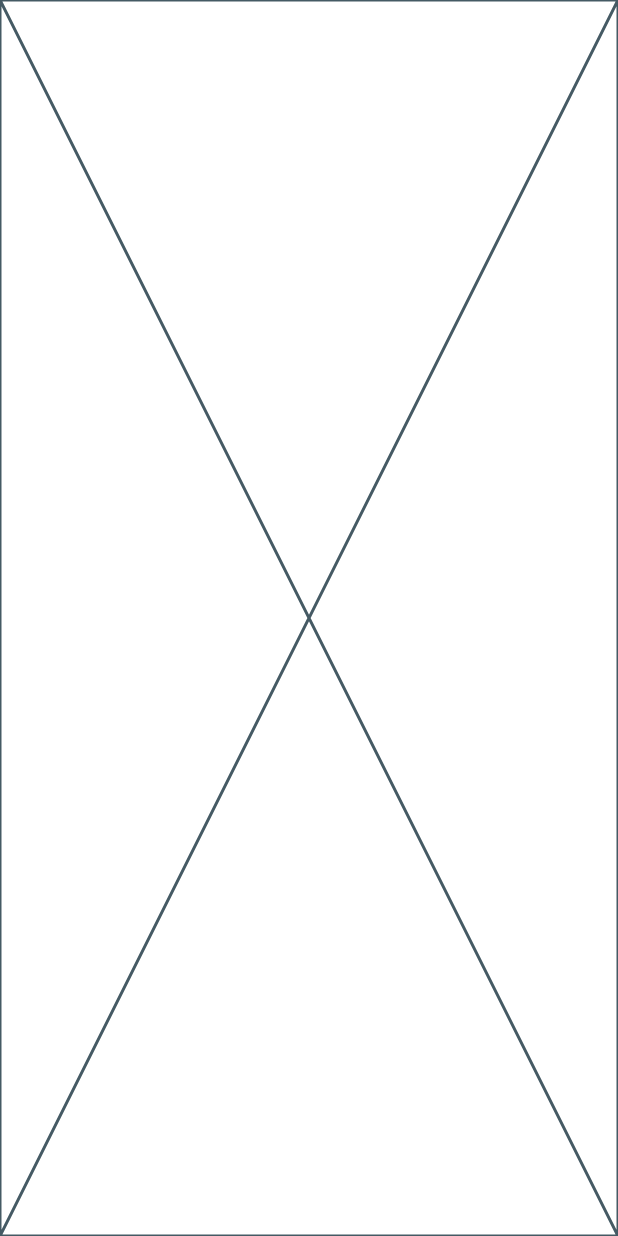
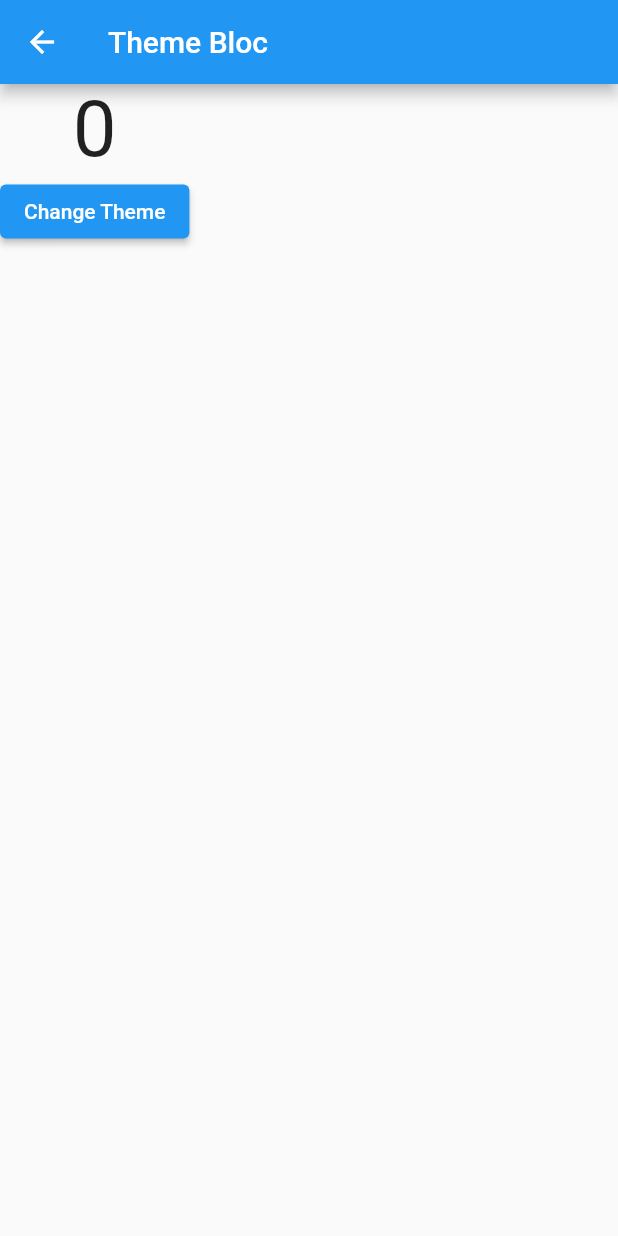
Before and after one commit to mshivkumar/flutter_bloc, a Flutter app: the screen it shows after launch, after a tap on "Theme-Bloc", on a phone screen of 412 x 824 dp. Run offline on Flutter 3.47's test engine with Material 2 defaults, Android fonts, the phone set to English and light mode, and no system bars; our stand-ins replace bloc, equatable, flutter_bloc.

Commit message:
theme bloc app

```diff
--- /dev/null
+++ b/lib/Theme-Bloc/bloc/theme/theme_bloc.dart
@@ -0,0 +1,27 @@
+import 'dart:async';
+
+import 'package:bloc/bloc.dart';
+import 'package:equatable/equatable.dart';
+
+part 'theme_event.dart';
+
+part 'theme_state.dart';
+
+class ThemeBloc extends Bloc<ThemeEvent, ThemeState> {
+  ThemeBloc() : super(ThemeState.initial()) {
+    on<ChangeThemeEvent>((event, emit) {
+      if (state.counter % 2 == 0) {
+        emit(state.copyWith(appTheme: AppTheme.light));
+      } else {
+        emit(state.copyWith(appTheme: AppTheme.dark));
+      }
+    });
+
+    on<IncrementCounterEvent>(_incrementCounter);
+  }
+
+  void _incrementCounter(
+      IncrementCounterEvent event, Emitter<ThemeState> emit) {
+    emit(state.copyWith(counter: state.counter + 1));
+  }
+}
--- /dev/null
+++ b/lib/Theme-Bloc/bloc/theme/theme_event.dart
@@ -0,0 +1,12 @@
+part of 'theme_bloc.dart';
+
+abstract class ThemeEvent extends Equatable {
+  const ThemeEvent();
+
+  @override
+  List<Object> get props => [];
+}
+
+class ChangeThemeEvent extends ThemeEvent {}
+
+class IncrementCounterEvent extends ThemeEvent {}
--- /dev/null
+++ b/lib/Theme-Bloc/bloc/theme/theme_state.dart
@@ -0,0 +1,64 @@
+part of 'theme_bloc.dart';
+
+enum AppTheme { light, dark }
+
+class ThemeState extends Equatable {
+  final AppTheme appTheme;
+  final int counter;
+
+  @override
+  List<Object> get props => [appTheme, counter];
+
+//<editor-fold desc="Data Methods">
+
+  const ThemeState({
+    required this.appTheme,
+    required this.counter,
+  });
+
+  factory ThemeState.initial() {
+    return const ThemeState(appTheme: AppTheme.light, counter: 0);
+  }
+
+  @override
+  bool operator ==(Object other) =>
+      identical(this, other) ||
+      (other is ThemeState &&
+          runtimeType == other.runtimeType &&
+          appTheme == other.appTheme &&
+          counter == other.counter);
+
+  @override
+  int get hashCode => appTheme.hashCode ^ counter.hashCode;
+
+  @override
+  String toString() {
+    return 'ThemeState{ appTheme: $appTheme, counter: $counter,}';
+  }
+
+  ThemeState copyWith({
+    AppTheme? appTheme,
+    int? counter,
+  }) {
+    return ThemeState(
+      appTheme: appTheme ?? this.appTheme,
+      counter: counter ?? this.counter,
+    );
+  }
+
+  Map<String, dynamic> toMap() {
+    return {
+      'appTheme': appTheme,
+      'counter': counter,
+    };
+  }
+
+  factory ThemeState.fromMap(Map<String, dynamic> map) {
+    return ThemeState(
+      appTheme: map['appTheme'] as AppTheme,
+      counter: map['counter'] as int,
+    );
+  }
+
+//</editor-fold>
+}
--- a/lib/Theme-Bloc/screens/theme_bloc_home_page.dart
+++ b/lib/Theme-Bloc/screens/theme_bloc_home_page.dart
@@ -1,11 +1,35 @@
 import 'package:flutter/material.dart';
+import 'package:flutter_bloc/flutter_bloc.dart';
+
+import '../bloc/theme/theme_bloc.dart';
 
 class ThemeBlocHomePage extends StatelessWidget {
   static const routeName = '/theme-bloc-home-page';
+
   const ThemeBlocHomePage({Key? key}) : super(key: key);
 
   @override
   Widget build(BuildContext context) {
-    return const Placeholder();
+    return Scaffold(
+      appBar: AppBar(
+        title: const Text('Theme Bloc'),
+      ),
+      body: Column(
+        mainAxisSize: MainAxisSize.min,
+        children: [
+          Text(
+            '${context.watch<ThemeBloc>().state.counter}',
+            style: const TextStyle(fontSize: 52),
+          ),
+          ElevatedButton(
+            onPressed: () {
+              context.read<ThemeBloc>().add(IncrementCounterEvent());
+              context.read<ThemeBloc>().add(ChangeThemeEvent());
+            },
+            child: const Text('Change Theme'),
+          ),
+        ],
+      ),
+    );
   }
 }
--- a/lib/main.dart
+++ b/lib/main.dart
@@ -8,6 +8,7 @@ import 'package:testapp/Theme-Cubit/screens/theme_cubit_home_page.dart';
 import 'Counter-Bloc/screens/counter_bloc_home_page.dart';
 import 'Counter-Cubit/cubits/counter/counter_cubit.dart';
 import 'Counter-Cubit/screens/counter_cubit_home_page.dart';
+import 'Theme-Bloc/bloc/theme/theme_bloc.dart' as themeBloc;
 import 'Theme-Cubit/cubit/theme/theme_cubit.dart';
 import 'home_page.dart';
 
@@ -26,11 +27,13 @@ class MyApp extends StatelessWidget {
         BlocProvider(create: (context) => CounterCubit()),
         BlocProvider(create: (context) => CounterBloc()),
         BlocProvider(create: (context) => ThemeCubit()),
+        BlocProvider(create: (context) => themeBloc.ThemeBloc()),
       ],
       child: Builder(builder: (context) {
         return MaterialApp(
           title: 'Flutter Demo',
-          theme: context.watch<ThemeCubit>().state.appTheme == AppTheme.light
+          theme: context.watch<themeBloc.ThemeBloc>().state.appTheme ==
+                  themeBloc.AppTheme.light
               ? ThemeData.light()
               : ThemeData.dark(),
           //ThemeData.light(),
```
